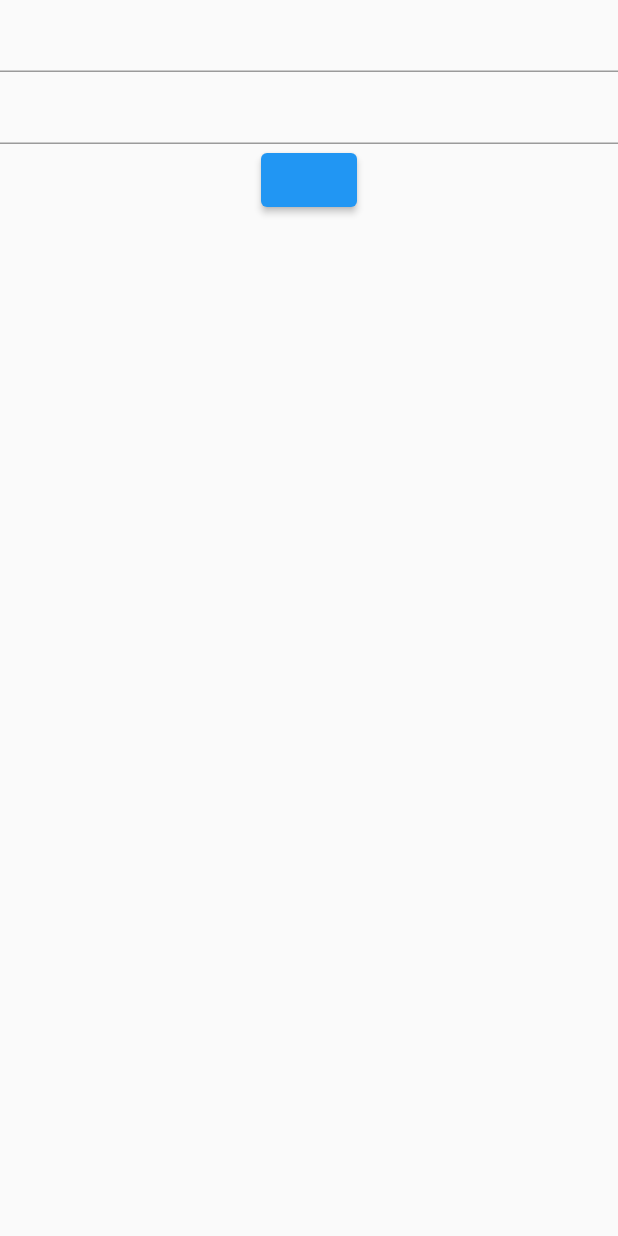
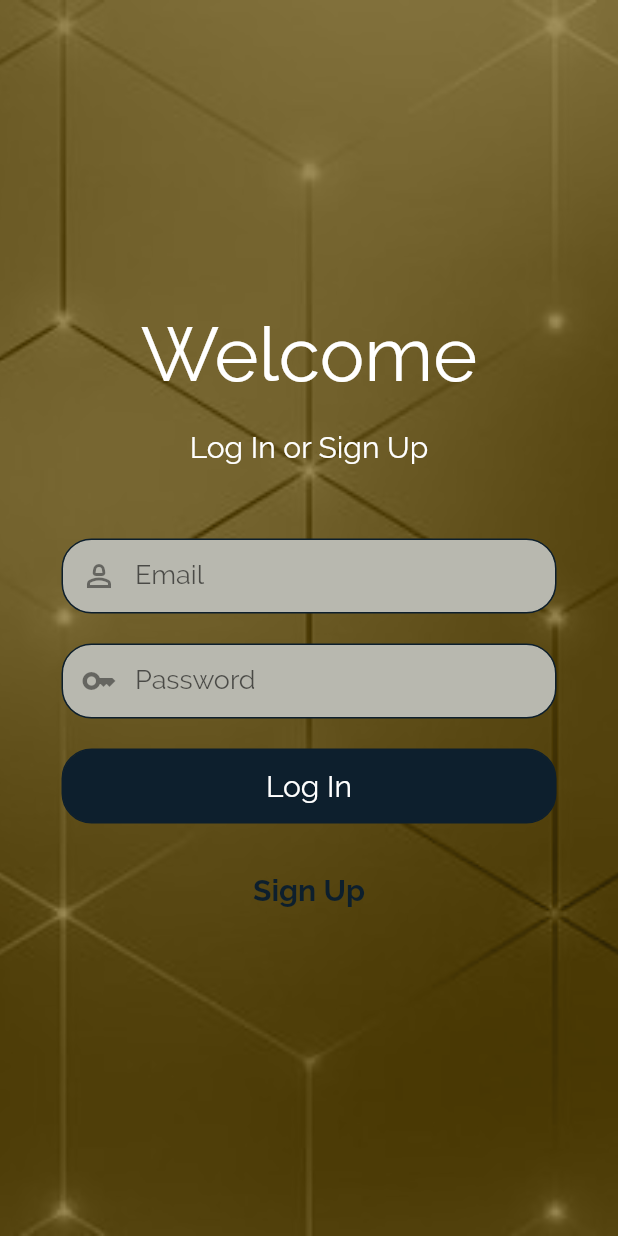
Before and after one commit to kristinaa42/TODOapp, a Flutter app: the AuthScreen screen opened directly, on a phone screen of 412 x 824 dp. Run offline on Flutter 3.47's test engine with Material 2 defaults, Android fonts, the phone set to English and light mode, and no system bars.

Commit message:
added authentication UI

```diff
--- a/lib/main.dart
+++ b/lib/main.dart
@@ -1,3 +1,4 @@
+import 'package:first_project/screens/auth_screen.dart';
 import 'package:first_project/screens/welcome_screen.dart';
 import 'package:flutter/material.dart';
 
@@ -18,7 +19,7 @@ class MyApp extends StatelessWidget {
         primaryColor:const Color.fromRGBO(13, 31, 45, 1),
       // canvasColor: const Color.fromARGB(255, 255, 207, 250),
       ),
-      home: const WelcomeScreen(),
+      home: const AuthScreen(),
     );
   }
 }
--- a/lib/screens/auth_screen.dart
+++ b/lib/screens/auth_screen.dart
@@ -6,15 +6,63 @@ class AuthScreen extends StatelessWidget {
   @override
   Widget build(BuildContext context) {
     return Scaffold(
-      body: Container(child: Column(
+      body: Container(
+        decoration:const  BoxDecoration(image: DecorationImage(image: AssetImage('images/1.jpg',),
+          opacity: 0.5,
+          fit: BoxFit.cover,
+          colorFilter:ColorFilter.mode(Color.fromARGB(255, 77, 60, 7),
+          BlendMode.color),
+          ),
+          ),
+        alignment: Alignment.center,
+        //padding: const EdgeInsets.all(40),
+        child: Column(
+        mainAxisAlignment: MainAxisAlignment.center,
         children: [
+          const Text('Welcome', style: TextStyle(color: Colors.white, fontSize: 50, fontFamily: 'Raleway'),),
+         const SizedBox(height: 20,),
+          const Text('Log In or Sign Up', style: TextStyle(color: Colors.white, fontFamily: 'Raleway', fontSize: 20),),
+          const SizedBox(height: 50,),
           Form(child: Column(children: [
-            TextFormField(),
-            TextFormField(),
-            ElevatedButton(onPressed: (){}, child: const Text(''),), TextButton(onPressed: (){}, child: const Text('')),
-          ],),),
+            Container(
+              height: 50,
+              width: 330,
+              decoration: BoxDecoration(borderRadius: BorderRadius.circular(20), color: const Color.fromARGB(255, 184, 184, 175),
+                  border: Border.all(width: 1, color: Theme.of(context).primaryColor),),
+              child: TextFormField(
+                decoration:const InputDecoration(hintText: 'Email',hintStyle: TextStyle(fontSize: 18, fontFamily: 'Raleway'), border: InputBorder.none, prefixIcon: Icon(Icons.person_2_outlined)),
+              ),),
+             const SizedBox(height: 20,),
+            Container(
+              height: 50,
+              width: 330,
+              decoration: BoxDecoration(borderRadius: BorderRadius.circular(20),  color: const Color.fromARGB(255, 184, 184, 175),
+                  border: Border.all(width: 1, color: Theme.of(context).primaryColor),),
+              child: TextFormField(decoration:const InputDecoration(hintText: 'Password',hintStyle: TextStyle(fontSize: 18, fontFamily: 'Raleway'), border: InputBorder.none, prefixIcon: Icon(Icons.key)),)),
+            const SizedBox(height: 20,),
+
+          ],
+          ),
+          ),
+          Container(width: 330,
+            height: 50,
+              decoration: BoxDecoration(
+                    color: Theme.of(context).primaryColor,
+                    border: Border.all(width: 1, color: Theme.of(context).primaryColor),
+                    borderRadius:const BorderRadius.all(Radius.circular(20),),
+                  ),
+              child: ElevatedButton(
+               style: ElevatedButton.styleFrom(backgroundColor: Colors.transparent, foregroundColor: Colors.transparent, shadowColor: Colors.transparent, elevation: 5),
+                onPressed: (){}, child: const Text('Log In', style: TextStyle(color: Colors.white, fontSize: 20, fontFamily: 'Raleway'),
+                ),
+                ),
+                ),
+                const SizedBox(height: 20,),
+                TextButton(onPressed: (){}, child:  Text('Sign Up', style: TextStyle(fontFamily: 'Raleway', color: Theme.of(context).primaryColor, fontSize: 20, fontWeight: FontWeight.w700),),
+                ),
         ],
-      ),),
+      ),
+      ),
     );
   }
 }
```
